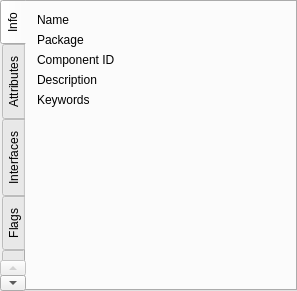
The window that Include/icmpstr/CAttributeEditorComp.ui (ImagingTools/acf) describes before a commit, drawn with Qt 5.
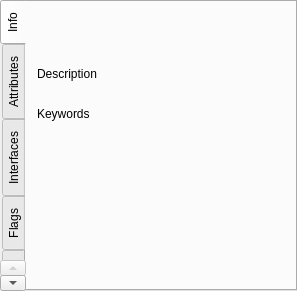
The same window after the commit. Icons and pictures are not drawn.

Commit message: Layout of attribute editor changed. Small corrections in new compositor.

```diff
--- a/Include/icmpstr/CAttributeEditorComp.ui
+++ b/Include/icmpstr/CAttributeEditorComp.ui
@@ -31,32 +31,18 @@
       <attribute name="title" >
        <string>Info</string>
       </attribute>
-      <layout class="QVBoxLayout" name="verticalLayout_4" >
+      <layout class="QVBoxLayout" name="verticalLayout_5">
        <item>
-        <layout class="QGridLayout" name="gridLayout" >
-         <item row="0" column="0" >
-          <widget class="QLabel" name="label_9" >
-           <property name="sizePolicy" >
-            <sizepolicy vsizetype="Preferred" hsizetype="Maximum" >
+        <widget class="QLabel" name="NameLabel">
+         <property name="sizePolicy">
+          <sizepolicy hsizetype="Ignored" vsizetype="Preferred">
              <horstretch>0</horstretch>
              <verstretch>0</verstretch>
             </sizepolicy>
            </property>
-           <property name="text" >
-            <string>Name</string>
-           </property>
-          </widget>
-         </item>
-         <item row="0" column="1" >
-          <widget class="QLabel" name="NameLabel" >
-           <property name="sizePolicy" >
-            <sizepolicy vsizetype="Preferred" hsizetype="Ignored" >
-             <horstretch>0</horstretch>
-             <verstretch>0</verstretch>
-            </sizepolicy>
-           </property>
-           <property name="font" >
+         <property name="font">
             <font>
+           <pointsize>12</pointsize>
              <weight>75</weight>
              <bold>true</bold>
             </font>
@@ -64,85 +50,65 @@
            <property name="text" >
             <string/>
            </property>
-           <property name="wordWrap" >
+         <property name="alignment">
+          <set>Qt::AlignCenter</set>
+         </property>
+         <property name="wordWrap">
             <bool>true</bool>
            </property>
           </widget>
          </item>
-         <item row="1" column="0" >
-          <widget class="QLabel" name="label_7" >
-           <property name="sizePolicy" >
-            <sizepolicy vsizetype="Preferred" hsizetype="Maximum" >
+       <item>
+        <widget class="QLabel" name="AddressLabel">
+         <property name="sizePolicy">
+          <sizepolicy hsizetype="Ignored" vsizetype="Preferred">
              <horstretch>0</horstretch>
              <verstretch>0</verstretch>
             </sizepolicy>
            </property>
-           <property name="text" >
-            <string>Package</string>
-           </property>
-          </widget>
-         </item>
-         <item row="1" column="1" >
-          <widget class="QLabel" name="PackageIdLabel" >
-           <property name="sizePolicy" >
-            <sizepolicy vsizetype="Preferred" hsizetype="Ignored" >
-             <horstretch>0</horstretch>
-             <verstretch>0</verstretch>
-            </sizepolicy>
-           </property>
-           <property name="font" >
+         <property name="font">
             <font>
              <weight>75</weight>
              <bold>true</bold>
             </font>
            </property>
-           <property name="text" >
+         <property name="text">
             <string/>
            </property>
-           <property name="wordWrap" >
+         <property name="alignment">
+          <set>Qt::AlignCenter</set>
+         </property>
+         <property name="wordWrap">
             <bool>true</bool>
            </property>
           </widget>
          </item>
-         <item row="2" column="0" >
-          <widget class="QLabel" name="label_8" >
-           <property name="sizePolicy" >
-            <sizepolicy vsizetype="Preferred" hsizetype="Maximum" >
-             <horstretch>0</horstretch>
-             <verstretch>0</verstretch>
-            </sizepolicy>
-           </property>
-           <property name="text" >
-            <string>Component ID</string>
-           </property>
-          </widget>
-         </item>
-         <item row="2" column="1" >
-          <widget class="QLabel" name="ComponentIdLabel" >
-           <property name="sizePolicy" >
-            <sizepolicy vsizetype="Preferred" hsizetype="Ignored" >
-             <horstretch>0</horstretch>
-             <verstretch>0</verstretch>
-            </sizepolicy>
-           </property>
-           <property name="font" >
-            <font>
-             <weight>75</weight>
-             <bold>true</bold>
-            </font>
-           </property>
-           <property name="text" >
-            <string/>
-           </property>
-           <property name="wordWrap" >
-            <bool>true</bool>
-           </property>
-          </widget>
-         </item>
-         <item row="3" column="0" >
-          <widget class="QLabel" name="label_5" >
-           <property name="sizePolicy" >
-            <sizepolicy vsizetype="Preferred" hsizetype="Maximum" >
+       <item>
+        <spacer name="verticalSpacer_4">
+         <property name="orientation">
+          <enum>Qt::Vertical</enum>
+         </property>
+         <property name="sizeType">
+          <enum>QSizePolicy::Fixed</enum>
+         </property>
+         <property name="sizeHint" stdset="0">
+          <size>
+           <width>0</width>
+           <height>10</height>
+          </size>
+         </property>
+        </spacer>
+       </item>
+       <item>
+        <widget class="QWidget" name="MetaInfoFrame" native="true">
+         <layout class="QVBoxLayout" name="verticalLayout_4">
+          <property name="margin">
+           <number>0</number>
+          </property>
+          <item>
+           <widget class="QLabel" name="label_5">
+            <property name="sizePolicy">
+             <sizepolicy hsizetype="Maximum" vsizetype="Preferred">
              <horstretch>0</horstretch>
              <verstretch>0</verstretch>
             </sizepolicy>
@@ -152,10 +118,10 @@
            </property>
           </widget>
          </item>
-         <item row="3" column="1" >
-          <widget class="QLabel" name="DescriptionLabel" >
-           <property name="sizePolicy" >
-            <sizepolicy vsizetype="Preferred" hsizetype="Ignored" >
+          <item>
+           <widget class="QLabel" name="DescriptionLabel">
+            <property name="sizePolicy">
+             <sizepolicy hsizetype="Ignored" vsizetype="Preferred">
              <horstretch>0</horstretch>
              <verstretch>0</verstretch>
             </sizepolicy>
@@ -174,10 +140,10 @@
            </property>
           </widget>
          </item>
-         <item row="4" column="0" >
-          <widget class="QLabel" name="label_6" >
-           <property name="sizePolicy" >
-            <sizepolicy vsizetype="Preferred" hsizetype="Maximum" >
+          <item>
+           <widget class="QLabel" name="label_6">
+            <property name="sizePolicy">
+             <sizepolicy hsizetype="Maximum" vsizetype="Preferred">
              <horstretch>0</horstretch>
              <verstretch>0</verstretch>
             </sizepolicy>
@@ -187,10 +153,10 @@
            </property>
           </widget>
          </item>
-         <item row="4" column="1" >
-          <widget class="QLabel" name="KeywordsLabel" >
-           <property name="sizePolicy" >
-            <sizepolicy vsizetype="Preferred" hsizetype="Ignored" >
+          <item>
+           <widget class="QLabel" name="KeywordsLabel">
+            <property name="sizePolicy">
+             <sizepolicy hsizetype="Ignored" vsizetype="Preferred">
              <horstretch>0</horstretch>
              <verstretch>0</verstretch>
             </sizepolicy>
@@ -204,22 +170,26 @@
           </widget>
          </item>
         </layout>
+        </widget>
        </item>
        <item>
-        <spacer name="verticalSpacer_2" >
-         <property name="orientation" >
+        <spacer name="verticalSpacer_2">
+         <property name="orientation">
           <enum>Qt::Vertical</enum>
          </property>
-         <property name="sizeHint" stdset="0" >
+         <property name="sizeType">
+          <enum>QSizePolicy::MinimumExpanding</enum>
+         </property>
+         <property name="sizeHint" stdset="0">
           <size>
-           <width>20</width>
-           <height>78</height>
+           <width>0</width>
+           <height>0</height>
           </size>
          </property>
         </spacer>
        </item>
        <item>
-        <layout class="QHBoxLayout" name="horizontalLayout" >
+        <layout class="QHBoxLayout" name="horizontalLayout">
          <item>
           <spacer name="horizontalSpacer" >
            <property name="orientation" >
@@ -276,6 +246,22 @@
          </item>
         </layout>
        </item>
+       <item>
+        <spacer name="verticalSpacer_3">
+         <property name="orientation">
+          <enum>Qt::Vertical</enum>
+         </property>
+         <property name="sizeType">
+          <enum>QSizePolicy::MinimumExpanding</enum>
+         </property>
+         <property name="sizeHint" stdset="0">
+          <size>
+           <width>0</width>
+           <height>28</height>
+          </size>
+         </property>
+        </spacer>
+       </item>
       </layout>
      </widget>
      <widget class="QWidget" name="AttributesTab" >
@@ -401,7 +387,7 @@
    </item>
   </layout>
  </widget>
- <layoutdefault spacing="6" margin="11" />
+ <layoutdefault spacing="6" margin="11"/>
  <resources>
   <include location="icmpstr.qrc" />
  </resources>
```
Left out of the diff: 145 changed lines with no effect on the pictures. Lines whose indentation alone changed are shown as unchanged. The commit also changes 3 other files.
